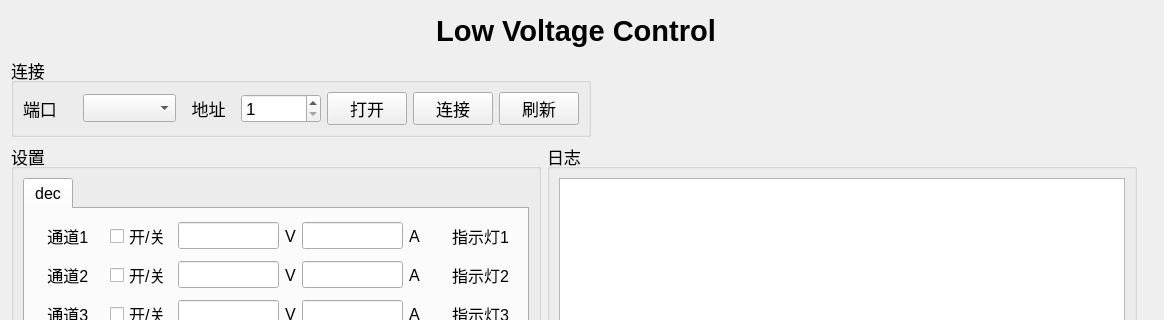
First picture: the form in widget.ui, repository yuloger/Low-Voltage-Control, before the edit; both pictures show x 0 to 1164 and y 0 to 320 of the 1164 by 1007 pixel window.
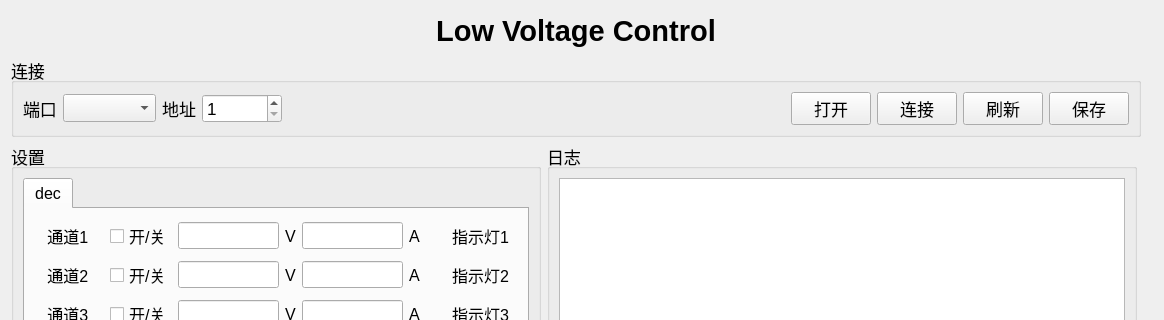
Second picture: the form after the edit. Custom widgets are drawn as their Qt base class.

Commit message: 修改连接窗口

The edit to the form file:
```diff
--- a/widget.ui
+++ b/widget.ui
@@ -23,7 +23,7 @@
    <string/>
   </property>
   <layout class="QGridLayout" name="gridLayout_2">
-   <item row="0" column="0" colspan="5">
+   <item row="0" column="0" colspan="4">
     <widget class="QLabel" name="label_33">
      <property name="sizePolicy">
       <sizepolicy hsizetype="Fixed" vsizetype="Fixed">
@@ -51,7 +51,7 @@
      </property>
     </widget>
    </item>
-   <item row="1" column="0" rowspan="2" colspan="2">
+   <item row="1" column="0" colspan="4">
     <widget class="QGroupBox" name="groupBox_2">
      <property name="enabled">
       <bool>true</bool>
@@ -70,7 +70,7 @@
      </property>
      <property name="maximumSize">
       <size>
-       <width>580</width>
+       <width>16777215</width>
        <height>16777215</height>
       </size>
      </property>
@@ -154,6 +154,19 @@
         </property>
        </widget>
       </item>
+      <item>
+       <spacer name="horizontalSpacer_3">
+        <property name="orientation">
+         <enum>Qt::Orientation::Horizontal</enum>
+        </property>
+        <property name="sizeHint" stdset="0">
+         <size>
+          <width>40</width>
+          <height>20</height>
+         </size>
+        </property>
+       </spacer>
+      </item>
       <item>
        <widget class="QPushButton" name="pushButtonActivate">
         <property name="sizePolicy">
@@ -217,7 +230,7 @@
         </property>
         <property name="maximumSize">
          <size>
-          <width>80</width>
+          <width>16777215</width>
           <height>16777215</height>
          </size>
         </property>
@@ -226,23 +239,35 @@
         </property>
        </widget>
       </item>
+      <item>
+       <widget class="QPushButton" name="pushButtonSave">
+        <property name="sizePolicy">
+         <sizepolicy hsizetype="Minimum" vsizetype="Fixed">
+          <horstretch>0</horstretch>
+          <verstretch>0</verstretch>
+         </sizepolicy>
+        </property>
+        <property name="minimumSize">
+         <size>
+          <width>80</width>
+          <height>0</height>
+         </size>
+        </property>
+        <property name="maximumSize">
+         <size>
+          <width>80</width>
+          <height>16777215</height>
+         </size>
+        </property>
+        <property name="text">
+         <string>保存</string>
+        </property>
+       </widget>
+      </item>
      </layout>
     </widget>
    </item>
-   <item row="2" column="2" colspan="3">
-    <spacer name="horizontalSpacer_2">
-     <property name="orientation">
-      <enum>Qt::Orientation::Horizontal</enum>
-     </property>
-     <property name="sizeHint" stdset="0">
-      <size>
-       <width>0</width>
-       <height>20</height>
-      </size>
-     </property>
-    </spacer>
-   </item>
-   <item row="3" column="0" rowspan="2">
+   <item row="2" column="0" rowspan="2">
     <widget class="QGroupBox" name="groupBox_3">
      <property name="sizePolicy">
       <sizepolicy hsizetype="Fixed" vsizetype="Fixed">
@@ -1061,7 +1086,7 @@
      </layout>
     </widget>
    </item>
-   <item row="3" column="1" rowspan="2" colspan="4">
+   <item row="2" column="1" rowspan="2" colspan="3">
     <widget class="QGroupBox" name="groupBox_6">
      <property name="sizePolicy">
       <sizepolicy hsizetype="Minimum" vsizetype="Minimum">
@@ -1116,7 +1141,7 @@
      </layout>
     </widget>
    </item>
-   <item row="4" column="5">
+   <item row="3" column="4">
     <spacer name="horizontalSpacer_8">
      <property name="orientation">
       <enum>Qt::Orientation::Horizontal</enum>
@@ -1129,7 +1154,7 @@
      </property>
     </spacer>
    </item>
-   <item row="5" column="0" rowspan="2" colspan="5">
+   <item row="4" column="0" colspan="4">
     <widget class="QGroupBox" name="groupBox_4">
      <property name="sizePolicy">
       <sizepolicy hsizetype="Fixed" vsizetype="Fixed">
@@ -2112,7 +2137,7 @@
      </layout>
     </widget>
    </item>
-   <item row="6" column="5">
+   <item row="4" column="4">
     <spacer name="horizontalSpacer_12">
      <property name="orientation">
       <enum>Qt::Orientation::Horizontal</enum>
@@ -2125,7 +2150,7 @@
      </property>
     </spacer>
    </item>
-   <item row="7" column="0" colspan="3">
+   <item row="5" column="0" colspan="2">
     <spacer name="horizontalSpacer">
      <property name="orientation">
       <enum>Qt::Orientation::Horizontal</enum>
@@ -2138,7 +2163,7 @@
      </property>
     </spacer>
    </item>
-   <item row="7" column="3">
+   <item row="5" column="2">
     <widget class="QLineEdit" name="lineEdit_41">
      <property name="enabled">
       <bool>false</bool>
@@ -2172,7 +2197,7 @@
      </property>
     </widget>
    </item>
-   <item row="7" column="4">
+   <item row="5" column="3">
     <layout class="QHBoxLayout" name="horizontalLayout_9">
      <item>
       <widget class="QLabel" name="label_34">
@@ -2217,7 +2242,7 @@
      </item>
     </layout>
    </item>
-   <item row="7" column="5">
+   <item row="5" column="4">
     <spacer name="horizontalSpacer_13">
      <property name="orientation">
       <enum>Qt::Orientation::Horizontal</enum>
```
